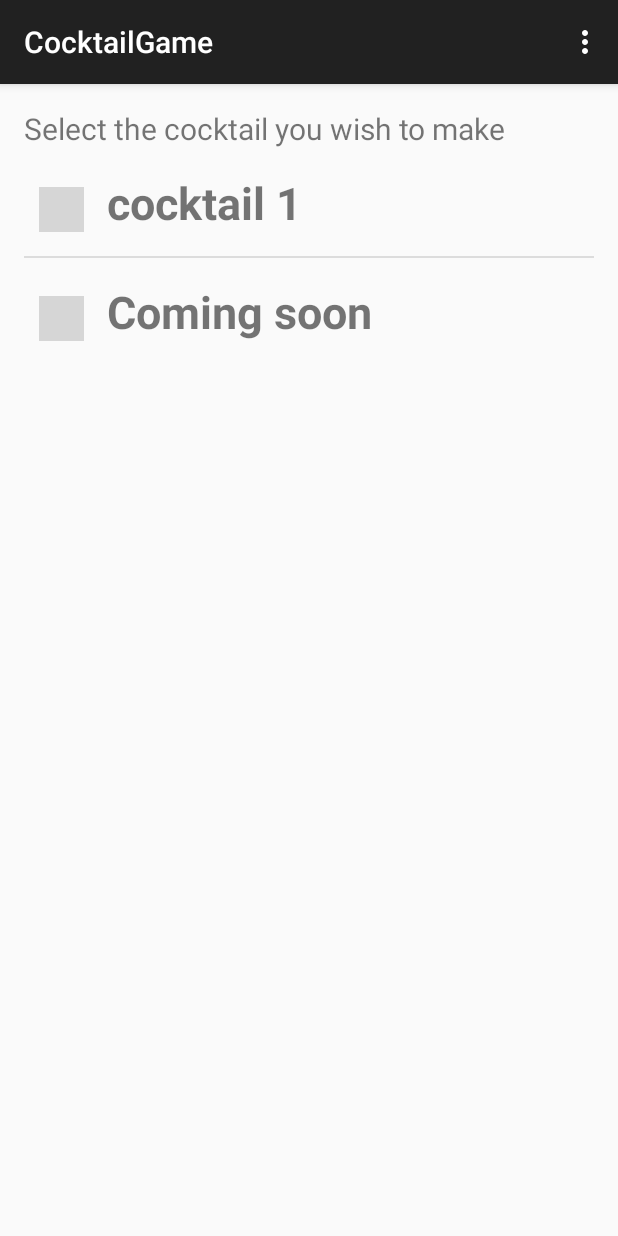
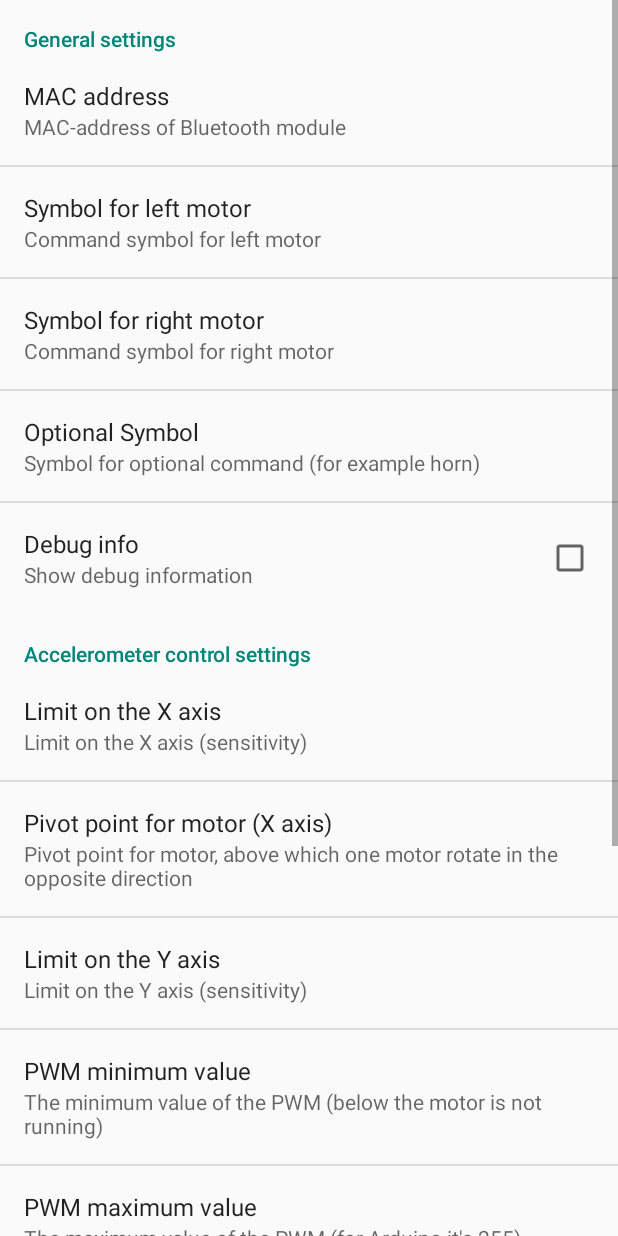
Before and after one commit to reginalio/HHCARDCocktailGame, an Android app: the screen it shows after launch (MainActivity before the commit, SetPreferenceActivity after it), in the options menu, after a tap on "Settings", on a phone screen of 412 x 824 dp. Run offline under Robolectric (Android 15) with nearby library versions, the phone set to English and light mode, and no system bars; grey boxes are pictures that could not be loaded.

Commit message:
added bluetooth option stuff to settings, new pour liquid screen in progress

```diff
--- a/app/src/main/java/hhcard/cocktailgame/MainActivity.java
+++ b/app/src/main/java/hhcard/cocktailgame/MainActivity.java
@@ -68,7 +68,12 @@ public class MainActivity extends ActionBarActivity {
         // Handle action bar item clicks here. The action bar will
         // automatically handle clicks on the Home/Up button, so long
         // as you specify a parent activity in AndroidManifest.xml.
-        int id = item.getItemId();
-        return id == R.id.action_settings || super.onOptionsItemSelected(item);
+//        int id = item.getItemId();
+//        return id == R.id.action_settings || super.onOptionsItemSelected(item);
+        Intent intent = new Intent();
+        intent.setClass(MainActivity.this, SetPreferenceActivity.class);
+        startActivityForResult(intent, 0);
+
+        return true;
     }
 }
--- a/app/src/main/java/hhcard/cocktailgame/MakeCocktailScreen.java
+++ b/app/src/main/java/hhcard/cocktailgame/MakeCocktailScreen.java
@@ -1,10 +1,14 @@
 package hhcard.cocktailgame;
 
 import android.app.Activity;
+import android.content.DialogInterface;
 import android.content.Intent;
 import android.os.Bundle;
+import android.view.View;
+import android.widget.ImageButton;
+import android.widget.TextView;
 
-public class MakeCocktailScreen extends Activity{
+public class MakeCocktailScreen extends Activity implements View.OnClickListener{
     @Override
     protected void onCreate(Bundle savedInstanceState) {
         super.onCreate(savedInstanceState);
@@ -14,5 +18,40 @@ public class MakeCocktailScreen extends Activity{
         Intent cocktailToBeMade = getIntent();
 
         String previousActivity = cocktailToBeMade.getExtras().getString("whichCocktail");
+
+        TextView whatToChooseTextView = (TextView) findViewById(R.id.select_cocktail);
+
+        ImageButton vodkaImageButton = (ImageButton) findViewById(R.id.vodka);
+        vodkaImageButton.setOnClickListener(this);
+        ImageButton ojImageButton = (ImageButton) findViewById(R.id.orangeJuice);
+        ojImageButton.setOnClickListener(this);
+
+        ImageButton iceImageButton = (ImageButton) findViewById(R.id.ice);
+        iceImageButton.setOnClickListener(this);
+
+        // choose vodka first, then orange juice
+        whatToChooseTextView.setText("Select vodka");
+
+
+
+    }
+
+    public void onClick(View v) {
+        switch (v.getId()) {
+            case R.id.vodka:
+                Intent intent_vodka = new Intent(this, PourLiquidScreen.class);
+                startActivity(intent_vodka);
+                break;
+            case R.id.orangeJuice:
+                Intent intent_oj = new Intent(this, PourLiquidScreen.class);
+                startActivity(intent_oj);
+                break;
+            case R.id.ice:
+                Intent intent_ice = new Intent(this, PourLiquidScreen.class);
+                startActivity(intent_ice);
+                break;
+            default:
+                break;
+        }
     }
 }
--- /dev/null
+++ b/app/src/main/java/hhcard/cocktailgame/PrefsFragment.java
@@ -0,0 +1,16 @@
+package hhcard.cocktailgame;
+
+import android.os.Bundle;
+import android.preference.PreferenceFragment;
+
+public class PrefsFragment extends PreferenceFragment {
+
+    @Override
+    public void onCreate(Bundle savedInstanceState) {
+        // TODO Auto-generated method stub
+        super.onCreate(savedInstanceState);
+
+        // Load the preferences from an XML resource
+        addPreferencesFromResource(R.xml.pref);
+    }
+}
--- /dev/null
+++ b/app/src/main/java/hhcard/cocktailgame/SetPreferenceActivity.java
@@ -0,0 +1,16 @@
+package hhcard.cocktailgame;
+
+import android.app.Activity;
+import android.os.Bundle;
+
+public class SetPreferenceActivity extends Activity {
+
+    @Override
+    protected void onCreate(Bundle savedInstanceState) {
+        // TODO Auto-generated method stub
+        super.onCreate(savedInstanceState);
+
+        getFragmentManager().beginTransaction().replace(android.R.id.content,
+                new PrefsFragment()).commit();
+    }
+}
--- /dev/null
+++ b/app/src/main/res/xml/pref.xml
@@ -0,0 +1,111 @@
+<?xml version="1.0" encoding="utf-8"?>
+<PreferenceScreen
+xmlns:android="http://schemas.android.com/apk/res/android">
+
+<PreferenceCategory
+    android:key="pref_General"
+    android:title="General settings"
+    android:summary="General settings">
+
+    <EditTextPreference
+        android:key="pref_MAC_address"
+        android:title="MAC address"
+        android:summary="MAC-address of Bluetooth module"
+        android:defaultValue="@+string/default_MAC" />
+
+    <EditTextPreference
+        android:key="pref_commandLeft"
+        android:title="Symbol for left motor"
+        android:summary="Command symbol for left motor"
+        android:defaultValue="@+string/default_commandLeft" />
+
+    <EditTextPreference
+        android:key="pref_commandRight"
+        android:title="Symbol for right motor"
+        android:summary="Command symbol for right motor"
+        android:defaultValue="@+string/default_commandRight" />
+
+    <EditTextPreference
+        android:key="pref_commandHorn"
+        android:title="Optional Symbol"
+        android:summary="Symbol for optional command (for example horn)"
+        android:defaultValue="@+string/default_commandHorn" />
+
+    <CheckBoxPreference
+        android:key="pref_Debug"
+        android:title="Debug info"
+        android:summary="Show debug information"
+        android:defaultValue="false" />
+
+</PreferenceCategory>
+
+<PreferenceCategory
+    android:key="pref_Accel"
+    android:title="Accelerometer control settings"
+    android:summary="Accelerometer control settings">
+
+    <EditTextPreference
+        android:key="pref_xMax"
+        android:title="Limit on the X axis"
+        android:summary="Limit on the X axis (sensitivity)"
+        android:defaultValue="@+string/default_xMax" />
+
+    <EditTextPreference
+        android:key="pref_xR"
+        android:title="Pivot point for motor (X axis)"
+        android:summary="Pivot point for motor, above which one motor rotate in the opposite direction"
+        android:defaultValue="@+string/default_xR" />
+
+    <EditTextPreference
+        android:key="pref_yMax"
+        android:title="Limit on the Y axis"
+        android:summary="Limit on the Y axis (sensitivity)"
+        android:defaultValue="@+string/default_yMax" />
+
+    <EditTextPreference
+        android:key="pref_yThreshold"
+        android:title="PWM minimum value"
+        android:summary="The minimum value of the PWM (below the motor is not running)"
+        android:defaultValue="@+string/default_yThreshold" />
+
+    <EditTextPreference
+        android:key="pref_pwmMax"
+        android:title="PWM maximum value"
+        android:summary="The maximum value of the PWM (for Arduino it's 255)"
+        android:defaultValue="@+string/default_pwmMax" />
+
+</PreferenceCategory>
+
+<PreferenceCategory
+    android:key="pref_Buttons"
+    android:title="Buttons control settings"
+    android:summary="Buttons control settings">
+
+    <EditTextPreference
+        android:key="pref_pwmBtnMotorLeft"
+        android:title="Left PWM value"
+        android:summary="Left PWM constant value"
+        android:defaultValue="@+string/default_pwmBtnMotorLeft" />
+
+    <EditTextPreference
+        android:key="pref_pwmBtnMotorRight"
+        android:title="Right PWM value"
+        android:summary="Right PWM constant value"
+        android:defaultValue="@+string/default_pwmBtnMotorRight" />
+
+</PreferenceCategory>
+
+<PreferenceCategory
+    android:key="pref_Touch"
+    android:title="Touch control settings"
+    android:summary="Touch control settings">
+
+    <EditTextPreference
+        android:key="pref_xRperc"
+        android:title="Pivot point for motor (X axis) percent"
+        android:summary="Pivot point for motor (in percent), above which one motor rotate in the opposite direction"
+        android:defaultValue="@+string/default_xRperc" />
+
+</PreferenceCategory>
+
+</PreferenceScreen>
```
Also changed, not shown: app/src/main/AndroidManifest.xml (+6 -2 lines), app/src/main/java/hhcard/cocktailgame/PourLiquidScreen.java (added, +18 -0 lines), app/src/main/res/layout/activity_makecocktailscreen.xml (+15 -17 lines), app/src/main/res/layout/activity_pourliquid.xml (added, +8 -0 lines).
